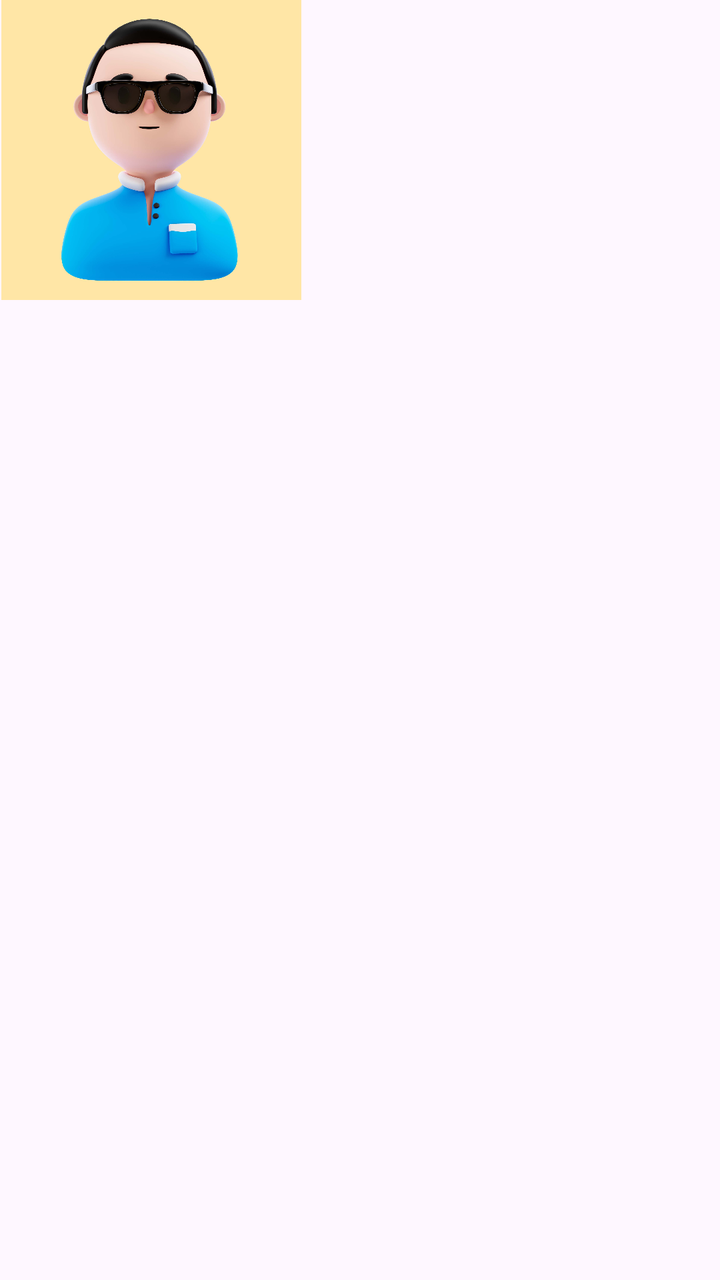
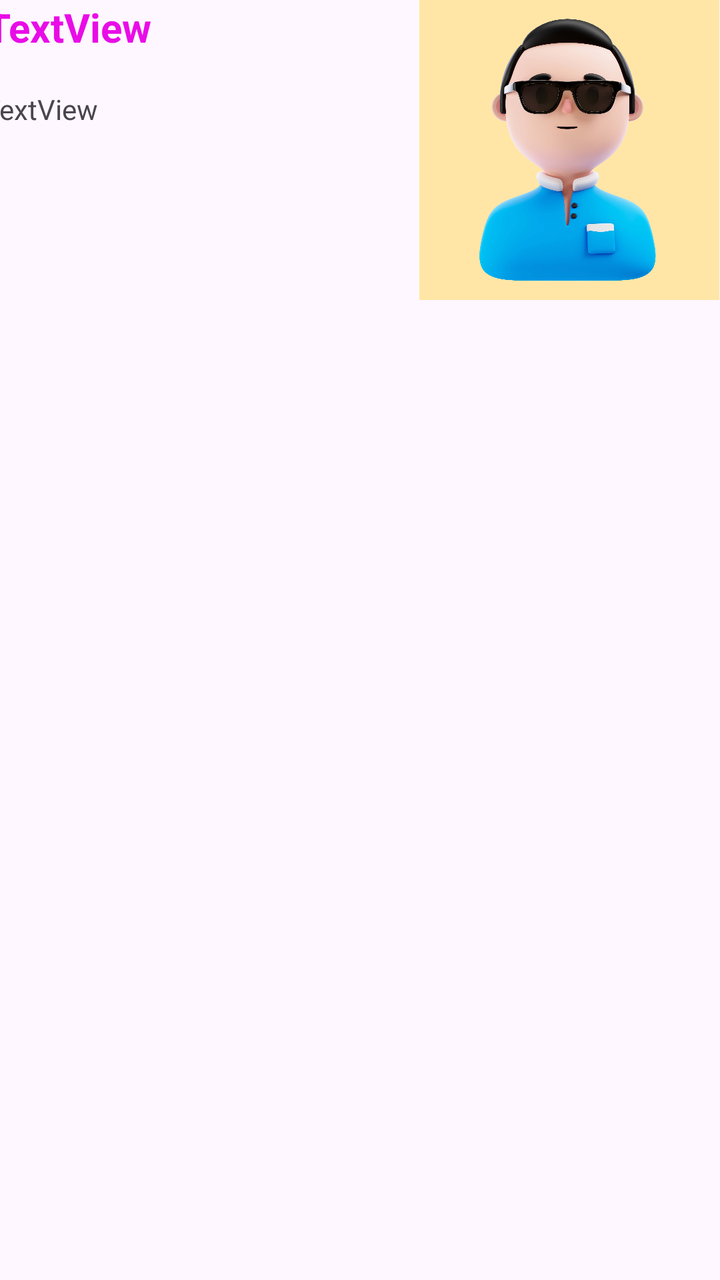

Before-and-after screenshots of an Android layout around one commit, followed by the original layout XML and the change that was made.
<!-- AndroidManifest.xml: application theme Theme.Persistencia -->
<!-- res/layout/contacto_list.xml -->
<?xml version="1.0" encoding="utf-8"?>
<androidx.constraintlayout.widget.ConstraintLayout xmlns:android="http://schemas.android.com/apk/res/android"
    xmlns:app="http://schemas.android.com/apk/res-auto"
    xmlns:tools="http://schemas.android.com/tools"
    android:orientation="vertical"
    android:layout_width="match_parent"
    android:layout_height="match_parent">

    <ImageView
        android:id="@+id/imagen"
        android:layout_width="151dp"
        android:layout_height="150dp"
        app:srcCompat="@drawable/foto1"
        tools:layout_editor_absoluteX="235dp"
        tools:layout_editor_absoluteY="26dp" />

    <TextView
        android:id="@+id/nombre"
        android:layout_width="217dp"
        android:layout_height="48dp"
        android:text="TextView"
        android:textAlignment="viewStart"
        android:textColor="#E90CE7"
        android:textStyle="bold"
        app:layout_constraintEnd_toStartOf="@+id/imagen"
        tools:layout_editor_absoluteY="26dp" />

    <TextView
        android:id="@+id/descripcion"
        android:layout_width="220dp"
        android:layout_height="102dp"
        android:text="TextView"
        app:layout_constraintEnd_toStartOf="@+id/imagen"
        app:layout_constraintTop_toBottomOf="@+id/nombre" />
</androidx.constraintlayout.widget.ConstraintLayout>
<!-- resources referenced by this layout -->
<resources>
  <!-- drawable foto1: jpg bitmap (drawable, 99373 bytes) -->
  <style name="Theme.Persistencia" parent="Base.Theme.Persistencia" />
  <style name="Base.Theme.Persistencia" parent="Theme.Material3.DayNight.NoActionBar">
          
          
      </style>
</resources>

<!-- the commit's change to res/layout/contacto_list.xml (unified diff, before → after) -->
@@ -10,26 +10,30 @@
         android:id="@+id/imagen"
         android:layout_width="151dp"
         android:layout_height="150dp"
-        app:srcCompat="@drawable/foto1"
-        tools:layout_editor_absoluteX="235dp"
-        tools:layout_editor_absoluteY="26dp" />
+        app:layout_constraintEnd_toEndOf="parent"
+        app:layout_constraintTop_toTopOf="parent"
+        app:srcCompat="@drawable/foto1" />
 
     <TextView
         android:id="@+id/nombre"
-        android:layout_width="217dp"
-        android:layout_height="48dp"
+        android:layout_width="224dp"
+        android:layout_height="45dp"
         android:text="TextView"
         android:textAlignment="viewStart"
         android:textColor="#E90CE7"
+        android:textSize="20sp"
         android:textStyle="bold"
         app:layout_constraintEnd_toStartOf="@+id/imagen"
-        tools:layout_editor_absoluteY="26dp" />
+        app:layout_constraintStart_toStartOf="parent"
+        app:layout_constraintTop_toTopOf="parent" />
 
     <TextView
         android:id="@+id/descripcion"
-        android:layout_width="220dp"
-        android:layout_height="102dp"
+        android:layout_width="226dp"
+        android:layout_height="105dp"
         android:text="TextView"
+        android:textAlignment="viewStart"
         app:layout_constraintEnd_toStartOf="@+id/imagen"
+        app:layout_constraintStart_toStartOf="parent"
         app:layout_constraintTop_toBottomOf="@+id/nombre" />
 </androidx.constraintlayout.widget.ConstraintLayout>
